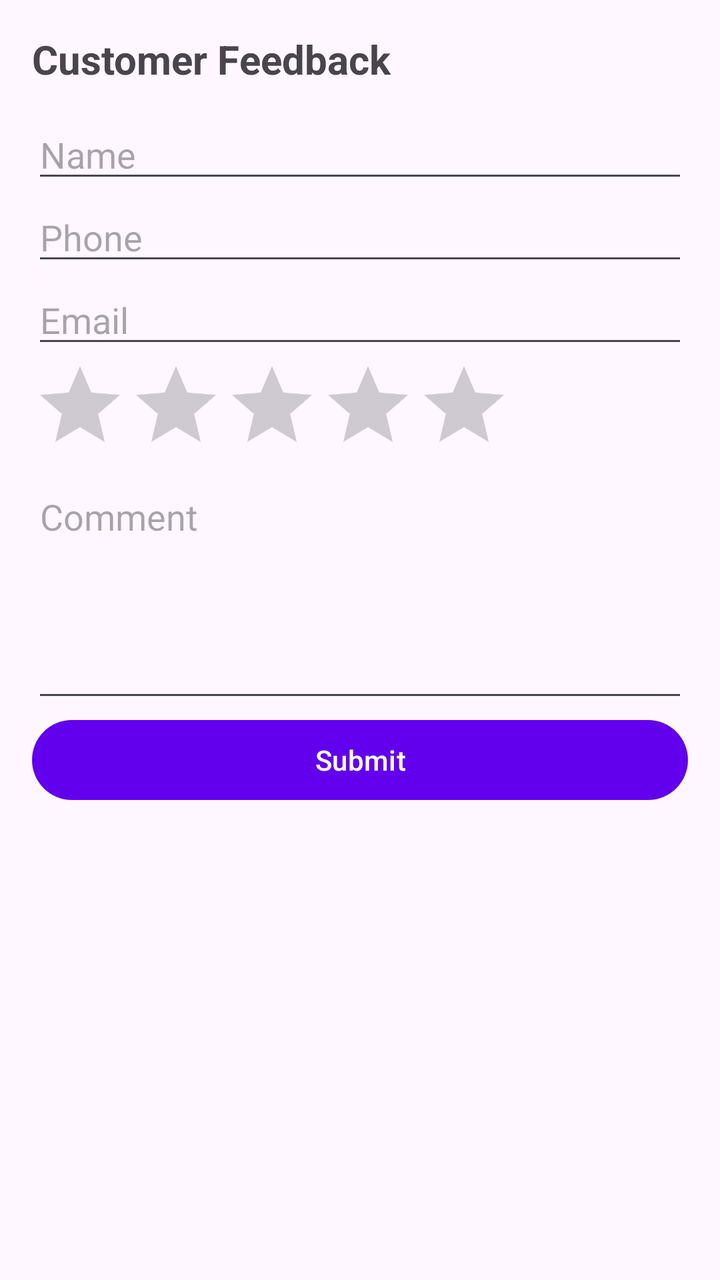
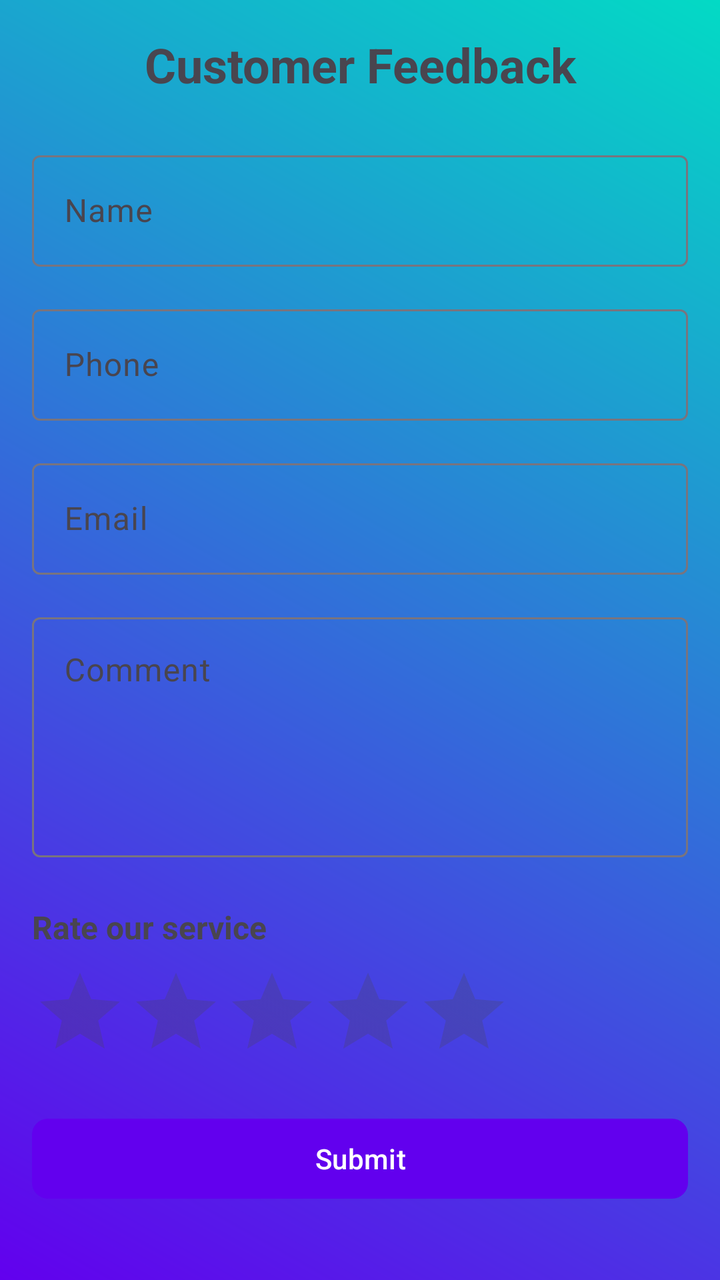

The first picture is an Android layout as it rendered before a commit; the second is the same layout after the commit. The layout source and the unified diff follow.
<!-- AndroidManifest.xml: application theme Theme.SmartAssistiveSystem -->
<!-- res/layout/fragment_feedback.xml -->
<?xml version="1.0" encoding="utf-8"?>
<ScrollView xmlns:android="http://schemas.android.com/apk/res/android"
    android:layout_width="match_parent"
    android:layout_height="match_parent"
    android:padding="16dp">

    <LinearLayout
        android:layout_width="match_parent"
        android:layout_height="wrap_content"
        android:orientation="vertical">

        <TextView
            android:layout_width="wrap_content"
            android:layout_height="wrap_content"
            android:text="@string/customer_feedback"
            android:textSize="20sp"
            android:textStyle="bold"
            android:paddingBottom="12dp" />

        <EditText
            android:id="@+id/et_name"
            android:layout_width="match_parent"
            android:layout_height="wrap_content"
            android:hint="Name" />

        <EditText
            android:id="@+id/et_phone"
            android:layout_width="match_parent"
            android:layout_height="wrap_content"
            android:inputType="phone"
            android:hint="Phone" />

        <EditText
            android:id="@+id/et_email"
            android:layout_width="match_parent"
            android:layout_height="wrap_content"
            android:inputType="textEmailAddress"
            android:hint="Email" />

        <RatingBar
            android:id="@+id/ratingBar"
            android:layout_width="wrap_content"
            android:layout_height="wrap_content"
            android:numStars="5"
            android:stepSize="1.0" />

        <EditText
            android:id="@+id/et_comment"
            android:layout_width="match_parent"
            android:layout_height="120dp"
            android:gravity="top"
            android:hint="Comment" />

        <Button
            android:id="@+id/btn_submit_feedback"
            android:layout_width="match_parent"
            android:layout_height="wrap_content"
            android:text="Submit" />

    </LinearLayout>
</ScrollView>
<!-- resources referenced by this layout -->
<resources>
  <string name="customer_feedback">Customer Feedback</string>
  <style name="Theme.SmartAssistiveSystem" parent="Theme.Material3.DayNight.NoActionBar">
          
          <item name="windowActionBar">false</item>
          <item name="windowNoTitle">true</item>
  
          
          <item name="colorPrimary">@color/purple_500</item>
          <item name="colorPrimaryVariant">@color/purple_700</item>
          <item name="colorOnPrimary">@color/white</item>
  
          
          <item name="colorSecondary">@color/teal_200</item>
          <item name="colorOnSecondary">@color/black</item>
  
          
          <item name="android:statusBarColor">?attr/colorPrimaryVariant</item>
  
          
          <item name="actionMenuTextAppearance">@style/ActionMenuTextStyle</item>
      </style>
  <color name="purple_500">#6200EE</color>
  <color name="purple_700">#3700B3</color>
  <color name="white">#FFFFFF</color>
  <color name="teal_200">#03DAC5</color>
  <color name="black">#000000</color>
  <style name="ActionMenuTextStyle" parent="@android:style/TextAppearance.Widget.IconMenu.Item">
          <item name="android:textSize">14sp</item>
          <item name="android:textColor">#FFFFFF</item>
          <item name="android:textAllCaps">false</item>
      </style>
</resources>

<!-- the commit's change to res/layout/fragment_feedback.xml (unified diff, before → after) -->
@@ -1,8 +1,10 @@
 <?xml version="1.0" encoding="utf-8"?>
 <ScrollView xmlns:android="http://schemas.android.com/apk/res/android"
+    xmlns:app="http://schemas.android.com/apk/res-auto"
     android:layout_width="match_parent"
     android:layout_height="match_parent"
-    android:padding="16dp">
+    android:padding="16dp"
+    android:background="@drawable/loginactivity_gradient_background">
 
     <LinearLayout
         android:layout_width="match_parent"
@@ -10,52 +12,93 @@
         android:orientation="vertical">
 
         <TextView
+            android:layout_width="match_parent"
+            android:layout_height="wrap_content"
+            android:layout_marginBottom="24dp"
+            android:text="@string/customer_feedback"
+            android:textSize="24sp"
+            android:textStyle="bold"
+            android:textAlignment="center"/>
+
+        <com.google.android.material.textfield.TextInputLayout
+            android:layout_width="match_parent"
+            android:layout_height="wrap_content"
+            android:hint="Name"
+            app:boxBackgroundMode="outline"
+            android:layout_marginBottom="16dp">
+
+            <com.google.android.material.textfield.TextInputEditText
+                android:id="@+id/et_name"
+                android:layout_width="match_parent"
+                android:layout_height="wrap_content" />
+        </com.google.android.material.textfield.TextInputLayout>
+
+        <com.google.android.material.textfield.TextInputLayout
+            android:layout_width="match_parent"
+            android:layout_height="wrap_content"
+            android:hint="Phone"
+            app:boxBackgroundMode="outline"
+            android:layout_marginBottom="16dp">
+
+            <com.google.android.material.textfield.TextInputEditText
+                android:id="@+id/et_phone"
+                android:layout_width="match_parent"
+                android:layout_height="wrap_content"
+                android:inputType="phone" />
+        </com.google.android.material.textfield.TextInputLayout>
+
+        <com.google.android.material.textfield.TextInputLayout
+            android:layout_width="match_parent"
+            android:layout_height="wrap_content"
+            android:hint="Email"
+            app:boxBackgroundMode="outline"
+            android:layout_marginBottom="16dp">
+
+            <com.google.android.material.textfield.TextInputEditText
+                android:id="@+id/et_email"
+                android:layout_width="match_parent"
+                android:layout_height="wrap_content"
+                android:inputType="textEmailAddress" />
+        </com.google.android.material.textfield.TextInputLayout>
+
+
+        <com.google.android.material.textfield.TextInputLayout
+            android:layout_width="match_parent"
+            android:layout_height="wrap_content"
+            android:hint="Comment"
+            app:boxBackgroundMode="outline"
+            android:layout_marginBottom="24dp">
+
+            <com.google.android.material.textfield.TextInputEditText
+                android:id="@+id/et_comment"
+                android:layout_width="match_parent"
+                android:layout_height="120dp"
+                android:gravity="top"
+                android:inputType="textMultiLine" />
+        </com.google.android.material.textfield.TextInputLayout>
+
+        <TextView
             android:layout_width="wrap_content"
             android:layout_height="wrap_content"
-            android:text="@string/customer_feedback"
-            android:textSize="20sp"
+            android:text="Rate our service"
+            android:textSize="16sp"
             android:textStyle="bold"
-            android:paddingBottom="12dp" />
-
-        <EditText
-            android:id="@+id/et_name"
-            android:layout_width="match_parent"
-            android:layout_height="wrap_content"
-            android:hint="Name" />
-
-        <EditText
-            android:id="@+id/et_phone"
-            android:layout_width="match_parent"
-            android:layout_height="wrap_content"
-            android:inputType="phone"
-            android:hint="Phone" />
-
-        <EditText
-            android:id="@+id/et_email"
-            android:layout_width="match_parent"
-            android:layout_height="wrap_content"
-            android:inputType="textEmailAddress"
-            android:hint="Email" />
-
+            android:layout_marginBottom="8dp" />
         <RatingBar
             android:id="@+id/ratingBar"
             android:layout_width="wrap_content"
             android:layout_height="wrap_content"
+            android:layout_gravity="left"
+            android:layout_marginBottom="16dp"
             android:numStars="5"
             android:stepSize="1.0" />
 
-        <EditText
-            android:id="@+id/et_comment"
-            android:layout_width="match_parent"
-            android:layout_height="120dp"
-            android:gravity="top"
-            android:hint="Comment" />
-
-        <Button
+        <com.google.android.material.button.MaterialButton
             android:id="@+id/btn_submit_feedback"
             android:layout_width="match_parent"
             android:layout_height="wrap_content"
-            android:text="Submit" />
+            android:text="Submit"
+            app:cornerRadius="8dp" />
 
     </LinearLayout>
 </ScrollView>
<!-- resource entries referenced after the edit -->
@@ -1,5 +1,15 @@
 <!-- resources referenced by this layout -->
 <resources>
+  <!-- drawable loginactivity_gradient_background (drawable) -->
+  <?xml version="1.0" encoding="utf-8"?>
+  <shape xmlns:android="http://schemas.android.com/apk/res/android">
+      <gradient
+          android:startColor="@color/purple_500"
+  
+          android:endColor="@color/teal_200"
+          android:angle="45"
+          android:type="linear" />
+  </shape>
   <string name="customer_feedback">Customer Feedback</string>
   <style name="Theme.SmartAssistiveSystem" parent="Theme.Material3.DayNight.NoActionBar">
           
